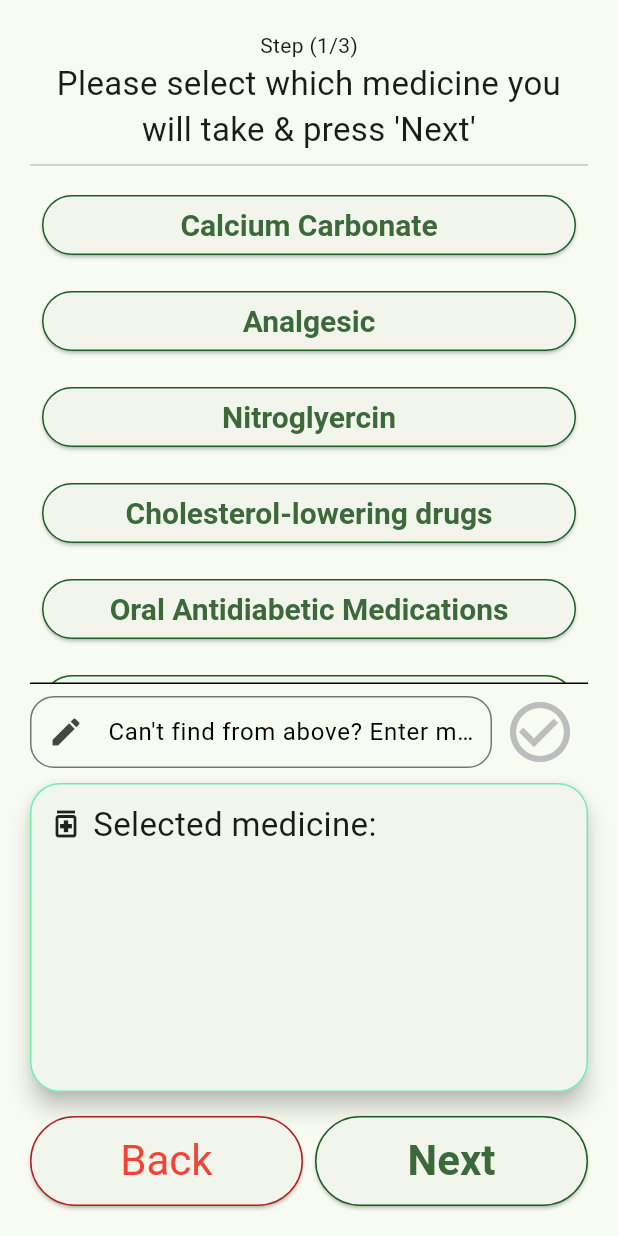
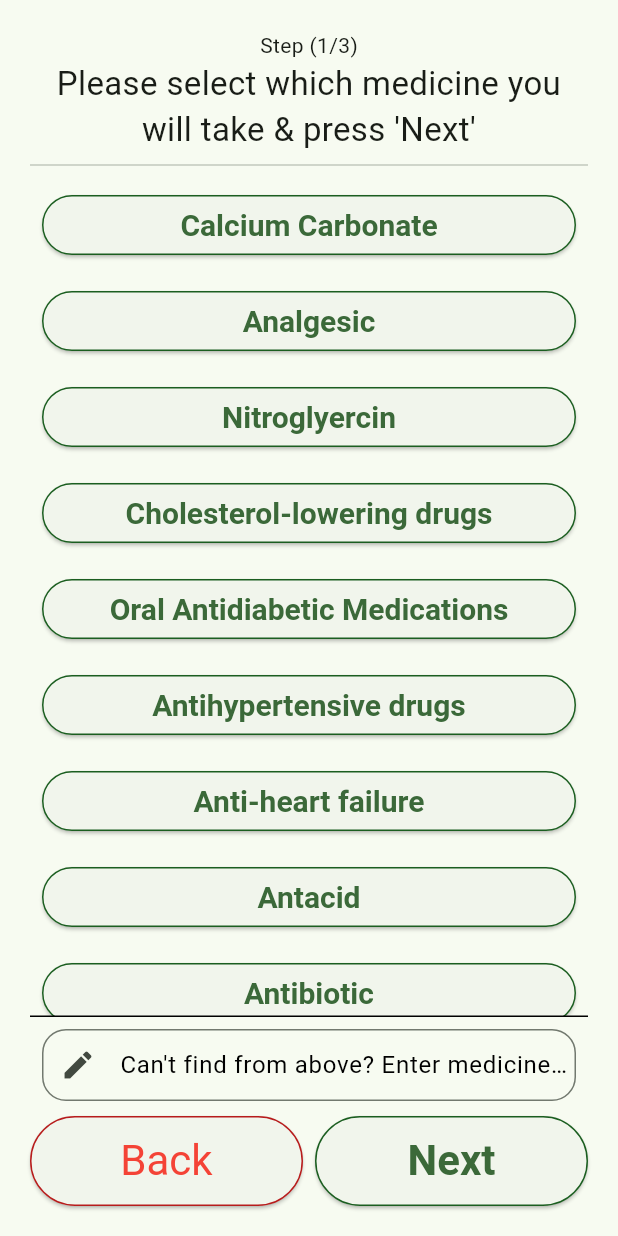
Before and after one commit to librajackyty/ESoundReminder, a Flutter app: the ReminderNewPage screen opened by its route, on a phone screen of 412 x 824 dp. Run offline on Flutter 3.47's test engine with Material 2 defaults, Android fonts, the phone set to English and light mode, and no system bars; our stand-ins replace flutter_local_notifications, flutter_native_timezone, hive, hive_flutter, lottie, package_info_plus and 3 more; missing offline and left inert: day_picker; accounts and stored records are empty; project files that could hold a hidden picture were left out.

Commit message:
Update aniamtion

```diff
--- a/lib/screens/reminder_new.dart
+++ b/lib/screens/reminder_new.dart
@@ -172,16 +172,11 @@ class _ReminderNewPageState extends State<ReminderNewPage> {
   @override
   Widget build(BuildContext context) {
     return Scaffold(
-      // appBar: AppBar(
-      //   title: Text(widget.title),
-      // ),
       body: SafeArea(
         child: Padding(
           padding: const EdgeInsets.all(safeAreaPaddingAll),
           child: Center(
             child: Column(
-              // mainAxisAlignment: MainAxisAlignment.center,
-              // crossAxisAlignment: CrossAxisAlignment.start,
               children: <Widget>[
                 CusExSText("${Language.of(context)!.t("common_step")} (1/3)"),
                 CusSText(
@@ -211,7 +206,9 @@ class _ReminderNewPageState extends State<ReminderNewPage> {
                         decoration: BoxDecoration(
                       border: Border(top: BorderSide()),
                     )),
-                    Row(
+                    Container(
+                      padding: EdgeInsets.all(8),
+                      child: Row(
                         children: [
                           Expanded(
                             child: TextField(
@@ -219,8 +216,8 @@ class _ReminderNewPageState extends State<ReminderNewPage> {
                               decoration: InputDecoration(
                                   contentPadding: EdgeInsets.zero,
                                   border: OutlineInputBorder(
-                                    borderRadius:
-                                        BorderRadius.all(Radius.circular(16))),
+                                      borderRadius: BorderRadius.all(
+                                          Radius.circular(16))),
                                   hintText: Language.of(context)!
                                       .t("reminder_new1_inputhint"),
                                   hintStyle: TextStyle(color: Colors.black),
@@ -246,7 +243,9 @@ class _ReminderNewPageState extends State<ReminderNewPage> {
                               },
                             ),
                           ),
-                        IconButton(
+                          Visibility(
+                            visible: !showActionArea,
+                            child: IconButton(
                               onPressed: showActionArea
                                   ? null
                                   : () => inputTxtSubmit(_TEController.text),
@@ -258,16 +257,20 @@ class _ReminderNewPageState extends State<ReminderNewPage> {
                                     : Colors.green[800],
                               ),
                             ),
+                          )
                         ],
+                      ),
                     ),
                     Visibility(
                         visible: showActionArea,
                         child: const SizedBox(
                           height: 2,
                         )),
-                    Visibility(
-                      visible: showActionArea,
-                      child: Card(
+                    AnimatedSize(
+                      duration: const Duration(milliseconds: 200),
+                      child: !(selectedMedicine.isNotEmpty && showActionArea)
+                          ? SizedBox.shrink()
+                          : Card(
                               margin: const EdgeInsets.only(
                                   bottom: reminderCardBottomMargin),
                               shape: RoundedRectangleBorder(
@@ -282,7 +285,6 @@ class _ReminderNewPageState extends State<ReminderNewPage> {
                                 width: double.maxFinite,
                                 height: MediaQuery.of(context).size.height *
                                     reminderCardHeightRatio,
-
                                 child: ListView(
                                   padding: const EdgeInsets.all(12),
                                   children: [
@@ -299,14 +301,6 @@ class _ReminderNewPageState extends State<ReminderNewPage> {
                                     ...medicineSelectedArea(selectedMedicine)
                                   ],
                                 ),
-
-                          // GridView.count(
-                          //     primary: false,
-                          //     padding: const EdgeInsets.all(10),
-                          //     crossAxisSpacing: 8,
-                          //     mainAxisSpacing: 8,
-                          //     crossAxisCount: 3,
-                          //     children: medicineSelectedArea(selectedMedicine)),
                               ),
                             ),
                     ),
@@ -326,7 +320,6 @@ class _ReminderNewPageState extends State<ReminderNewPage> {
                             child: CusNButton(
                                 Language.of(context)!.t("common_next"),
                                 () => {
-                                      // Navigator.pop(context),
                                       if (selectedMedicine.isEmpty)
                                         {
                                           ScaffoldMessenger.of(context)
```
Lines whose indentation alone changed are shown as unchanged.
